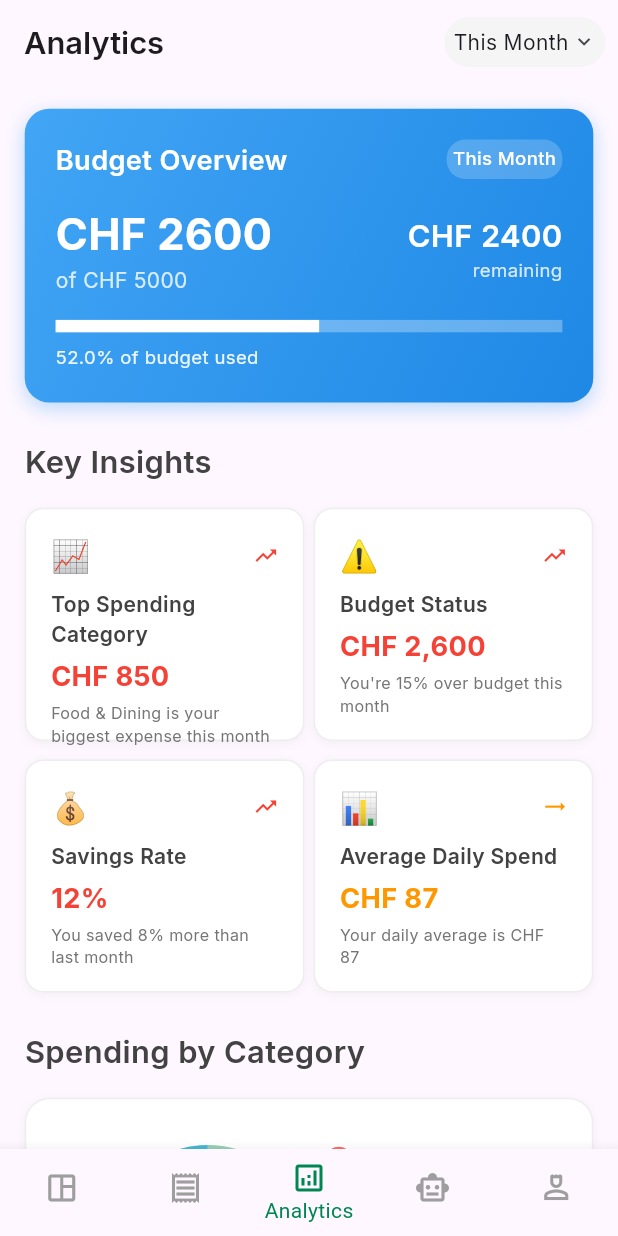
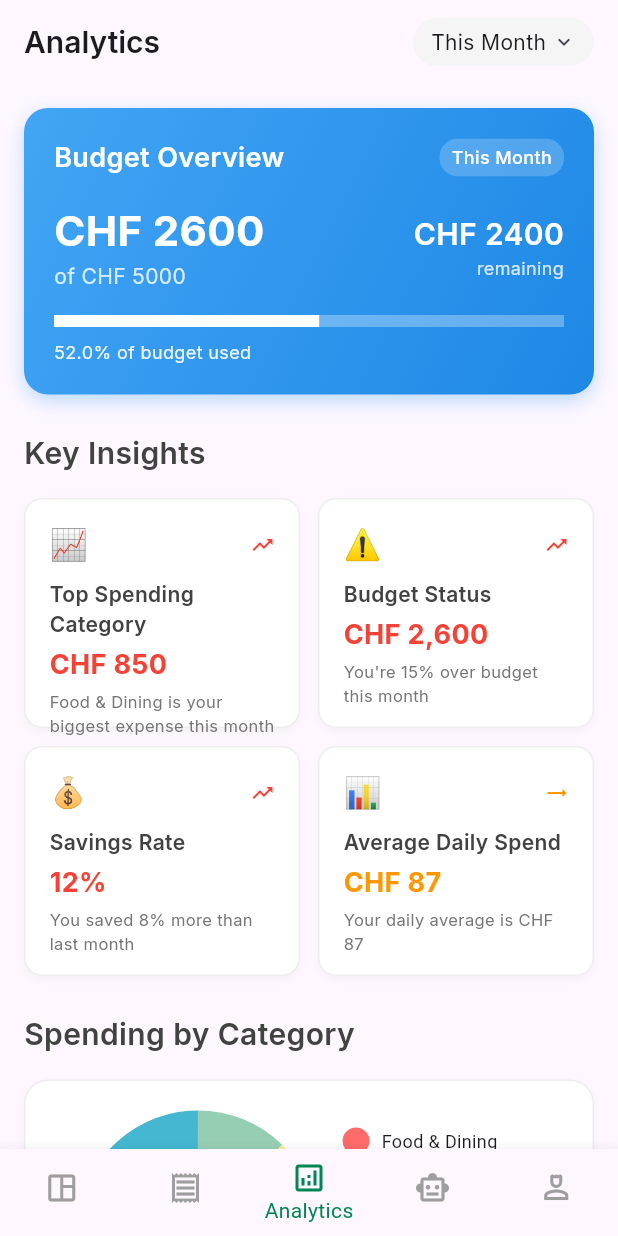
Before and after one commit to aalia61204/start-hack, a Flutter app: the screen it shows after launch, item 3 of the bottom bar chosen, on a phone screen of 412 x 824 dp. Run offline on Flutter 3.47's test engine with Material 3 defaults, Android fonts, the phone set to English and light mode, and no system bars; drawn by our look-alikes of pie_chart; our stand-ins replace google_fonts, responsive_sizer; accounts and stored records are empty; network calls fail.

Commit message:
feat(profile): some changes

```diff
--- a/lib/pages/analytics_page.dart
+++ b/lib/pages/analytics_page.dart
@@ -1,7 +1,6 @@
 import 'package:flutter/material.dart';
 import 'package:google_fonts/google_fonts.dart';
 import 'package:pie_chart/pie_chart.dart';
-import 'package:responsive_sizer/responsive_sizer.dart';
 import '../features/analytics/analytics_models.dart';
 
 class AnalyticsPage extends StatefulWidget {
@@ -28,7 +27,7 @@
         title: Text(
           'Analytics',
           style: GoogleFonts.inter(
-            fontSize: 2.5.h,
+            fontSize: 20,
             fontWeight: FontWeight.w600,
           ),
         ),
@@ -47,21 +46,21 @@
               const PopupMenuItem(value: 'This Year', child: Text('This Year')),
             ],
             child: Container(
-              margin: EdgeInsets.only(right: 2.w),
-              padding: EdgeInsets.symmetric(horizontal: 1.5.w, vertical: 0.8.h),
+              margin: const EdgeInsets.only(right: 16),
+              padding: const EdgeInsets.symmetric(horizontal: 12, vertical: 6),
               decoration: BoxDecoration(
                 color: Colors.grey[100],
-                borderRadius: BorderRadius.circular(2.5.h),
+                borderRadius: BorderRadius.circular(20),
               ),
               child: Row(
                 mainAxisSize: MainAxisSize.min,
                 children: [
                   Text(
                     _selectedPeriod,
-                    style: GoogleFonts.inter(fontSize: 1.7.h),
+                    style: GoogleFonts.inter(fontSize: 14),
                   ),
-                  SizedBox(width: 0.5.w),
-                  Icon(Icons.keyboard_arrow_down, size: 2.h),
+                  const SizedBox(width: 4),
+                  const Icon(Icons.keyboard_arrow_down, size: 16),
                 ],
               ),
             ),
@@ -69,25 +68,25 @@
         ],
       ),
       body: SingleChildScrollView(
-        padding: EdgeInsets.all(2.h),
+        padding: const EdgeInsets.all(16.0),
         child: Column(
           crossAxisAlignment: CrossAxisAlignment.start,
           children: [
             // Budget Overview Card
             _buildBudgetOverviewCard(),
-            SizedBox(height: 3.h),
+            const SizedBox(height: 24),
 
             // Insights Section
             _buildInsightsSection(),
-            SizedBox(height: 3.h),
+            const SizedBox(height: 24),
 
             // Spending Categories Chart
             _buildSpendingCategoriesChart(),
-            SizedBox(height: 3.h),
+            const SizedBox(height: 24),
 
             // Monthly Trend Chart
             _buildMonthlyTrendChart(),
-            SizedBox(height: 3.h),
+            const SizedBox(height: 24),
 
             // Category Breakdown List
             _buildCategoryBreakdownList(),
@@ -102,7 +101,7 @@
     final isOverBudget = budgetUsed > 1.0;
 
     return Container(
-      padding: EdgeInsets.all(2.5.h),
+      padding: const EdgeInsets.all(20),
       decoration: BoxDecoration(
         gradient: LinearGradient(
           colors: isOverBudget
@@ -111,12 +110,12 @@
           begin: Alignment.topLeft,
           end: Alignment.bottomRight,
         ),
-        borderRadius: BorderRadius.circular(2.h),
+        borderRadius: BorderRadius.circular(16),
         boxShadow: [
           BoxShadow(
             color: (isOverBudget ? Colors.red : Colors.blue).withOpacity(0.3),
-            blurRadius: 1.2.h,
-            offset: Offset(0, 0.5.h),
+            blurRadius: 10,
+            offset: const Offset(0, 4),
           ),
         ],
       ),
@@ -130,28 +129,28 @@
                 'Budget Overview',
                 style: GoogleFonts.inter(
                   color: Colors.white,
-                  fontSize: 2.2.h,
+                  fontSize: 18,
                   fontWeight: FontWeight.w600,
                 ),
               ),
               Container(
-                padding: EdgeInsets.symmetric(horizontal: 1.w, vertical: 0.5.h),
+                padding: const EdgeInsets.symmetric(horizontal: 8, vertical: 4),
                 decoration: BoxDecoration(
                   color: Colors.white.withOpacity(0.2),
-                  borderRadius: BorderRadius.circular(1.5.h),
+                  borderRadius: BorderRadius.circular(12),
                 ),
                 child: Text(
                   _selectedPeriod,
                   style: GoogleFonts.inter(
                     color: Colors.white,
-                    fontSize: 1.5.h,
+                    fontSize: 12,
                     fontWeight: FontWeight.w500,
                   ),
                 ),
               ),
             ],
           ),
-          SizedBox(height: 2.h),
+          const SizedBox(height: 16),
           Row(
             mainAxisAlignment: MainAxisAlignment.spaceBetween,
             children: [
@@ -162,7 +161,7 @@
                     'CHF ${_analyticsData.totalSpent.toStringAsFixed(0)}',
                     style: GoogleFonts.inter(
                       color: Colors.white,
-                      fontSize: 3.5.h,
+                      fontSize: 28,
                       fontWeight: FontWeight.bold,
                     ),
                   ),
@@ -170,7 +169,7 @@
                     'of CHF ${_analyticsData.monthlyBudget.toStringAsFixed(0)}',
                     style: GoogleFonts.inter(
                       color: Colors.white.withOpacity(0.8),
-                      fontSize: 1.7.h,
+                      fontSize: 14,
                     ),
                   ),
                 ],
@@ -182,7 +181,7 @@
                     'CHF ${_analyticsData.budgetRemaining.toStringAsFixed(0)}',
                     style: GoogleFonts.inter(
                       color: Colors.white,
-                      fontSize: 2.5.h,
+                      fontSize: 20,
                       fontWeight: FontWeight.w600,
                     ),
                   ),
@@ -190,26 +189,26 @@
                     'remaining',
                     style: GoogleFonts.inter(
                       color: Colors.white.withOpacity(0.8),
-                      fontSize: 1.5.h,
+                      fontSize: 12,
                     ),
                   ),
                 ],
               ),
             ],
           ),
-          SizedBox(height: 2.h),
+          const SizedBox(height: 16),
           LinearProgressIndicator(
             value: budgetUsed.clamp(0.0, 1.0),
             backgroundColor: Colors.white.withOpacity(0.3),
             valueColor: const AlwaysStoppedAnimation<Color>(Colors.white),
-            minHeight: 1.h,
+            minHeight: 8,
           ),
-          SizedBox(height: 1.h),
+          const SizedBox(height: 8),
           Text(
             '${(budgetUsed * 100).toStringAsFixed(1)}% of budget used',
             style: GoogleFonts.inter(
               color: Colors.white.withOpacity(0.9),
-              fontSize: 1.5.h,
+              fontSize: 12,
             ),
           ),
         ],
@@ -224,20 +223,20 @@
         Text(
           'Key Insights',
           style: GoogleFonts.inter(
-            fontSize: 2.5.h,
+            fontSize: 20,
             fontWeight: FontWeight.w600,
             color: Colors.grey[800],
           ),
         ),
-        SizedBox(height: 2.h),
+        const SizedBox(height: 16),
         GridView.builder(
           shrinkWrap: true,
           physics: const NeverScrollableScrollPhysics(),
-          gridDelegate: SliverGridDelegateWithFixedCrossAxisCount(
+          gridDelegate: const SliverGridDelegateWithFixedCrossAxisCount(
             crossAxisCount: 2,
             childAspectRatio: 1.2,
-            crossAxisSpacing: 1.5.w,
-            mainAxisSpacing: 1.5.h,
+            crossAxisSpacing: 12,
+            mainAxisSpacing: 12,
           ),
           itemCount: _analyticsData.insights.length,
           itemBuilder: (context, index) {
@@ -263,16 +262,16 @@
     }
 
     return Container(
-      padding: EdgeInsets.all(2.h),
+      padding: const EdgeInsets.all(16),
       decoration: BoxDecoration(
         color: Colors.white,
-        borderRadius: BorderRadius.circular(1.5.h),
+        borderRadius: BorderRadius.circular(12),
         border: Border.all(color: Colors.grey[200]!),
         boxShadow: [
           BoxShadow(
             color: Colors.grey.withOpacity(0.1),
-            blurRadius: 0.5.h,
-            offset: Offset(0, 0.2.h),
+            blurRadius: 4,
+            offset: const Offset(0, 2),
           ),
         ],
       ),
@@ -283,7 +282,7 @@
             children: [
               Text(
                 insight.icon,
-                style: TextStyle(fontSize: 2.5.h),
+                style: const TextStyle(fontSize: 20),
               ),
               const Spacer(),
               Icon(
@@ -293,33 +292,33 @@
                     ? Icons.trending_down
                     : Icons.trending_flat,
                 color: trendColor,
-                size: 2.h,
+                size: 16,
               ),
             ],
           ),
-          SizedBox(height: 1.h),
+          const SizedBox(height: 8),
           Text(
             insight.title,
             style: GoogleFonts.inter(
-              fontSize: 1.7.h,
+              fontSize: 14,
               fontWeight: FontWeight.w600,
               color: Colors.grey[800],
             ),
           ),
-          SizedBox(height: 0.5.h),
+          const SizedBox(height: 4),
           Text(
             insight.value,
             style: GoogleFonts.inter(
-              fontSize: 2.2.h,
+              fontSize: 18,
               fontWeight: FontWeight.bold,
               color: trendColor,
             ),
           ),
-          SizedBox(height: 0.5.h),
+          const SizedBox(height: 4),
           Text(
             insight.description,
             style: GoogleFonts.inter(
-              fontSize: 1.3.h,
+              fontSize: 11,
               color: Colors.grey[600],
             ),
             maxLines: 2,
@@ -346,41 +345,41 @@
         Text(
           'Spending by Category',
           style: GoogleFonts.inter(
-            fontSize: 2.5.h,
+            fontSize: 20,
             fontWeight: FontWeight.w600,
             color: Colors.grey[800],
           ),
         ),
-        SizedBox(height: 2.h),
+        const SizedBox(height: 16),
         Container(
-          padding: EdgeInsets.all(2.5.h),
+          padding: const EdgeInsets.all(20),
           decoration: BoxDecoration(
             color: Colors.white,
-            borderRadius: BorderRadius.circular(2.h),
+            borderRadius: BorderRadius.circular(16),
             border: Border.all(color: Colors.grey[200]!),
             boxShadow: [
               BoxShadow(
                 color: Colors.grey.withOpacity(0.1),
-                blurRadius: 0.5.h,
-                offset: Offset(0, 0.2.h),
+                blurRadius: 4,
+                offset: const Offset(0, 2),
               ),
             ],
           ),
           child: PieChart(
             dataMap: dataMap,
             animationDuration: const Duration(milliseconds: 800),
-            chartLegendSpacing: 4.w,
-            chartRadius: 30.w,
+            chartLegendSpacing: 32,
+            chartRadius: MediaQuery.of(context).size.width / 3.2,
             colorList: colorList,
             initialAngleInDegree: 0,
             chartType: ChartType.ring,
-            ringStrokeWidth: 4.w,
-            legendOptions: LegendOptions(
+            ringStrokeWidth: 32,
+            legendOptions: const LegendOptions(
               showLegendsInRow: false,
               legendPosition: LegendPosition.right,
               showLegends: true,
               legendShape: BoxShape.circle,
-              legendTextStyle: TextStyle(fontSize: 1.5.h),
+              legendTextStyle: TextStyle(fontSize: 12),
             ),
             chartValuesOptions: const ChartValuesOptions(
               showChartValueBackground: true,
@@ -402,24 +401,24 @@
         Text(
           'Monthly Spending Trend',
           style: GoogleFonts.inter(
-            fontSize: 2.5.h,
+            fontSize: 20,
             fontWeight: FontWeight.w600,
             color: Colors.grey[800],
           ),
         ),
-        SizedBox(height: 2.h),
+        const SizedBox(height: 16),
         Container(
-          height: 25.h,
-          padding: EdgeInsets.all(2.5.h),
+          height: 200,
+          padding: const EdgeInsets.all(20),
           decoration: BoxDecoration(
             color: Colors.white,
-            borderRadius: BorderRadius.circular(2.h),
+            borderRadius: BorderRadius.circular(16),
             border: Border.all(color: Colors.grey[200]!),
             boxShadow: [
               BoxShadow(
                 color: Colors.grey.withOpacity(0.1),
-                blurRadius: 0.5.h,
-                offset: Offset(0, 0.2.h),
+                blurRadius: 4,
+                offset: const Offset(0, 2),
               ),
             ],
           ),
@@ -438,31 +437,31 @@
       mainAxisAlignment: MainAxisAlignment.spaceEvenly,
       crossAxisAlignment: CrossAxisAlignment.end,
       children: _analyticsData.monthlyData.map((data) {
-        final height = (data.amount / maxAmount) * 15.h;
+        final height = (data.amount / maxAmount) * 120;
         return Column(
           mainAxisAlignment: MainAxisAlignment.end,
           children: [
             Text(
               'CHF ${data.amount.toStringAsFixed(0)}',
               style: GoogleFonts.inter(
-                fontSize: 1.2.h,
+                fontSize: 10,
                 color: Colors.grey[600],
               ),
             ),
-            SizedBox(height: 0.5.h),
+            const SizedBox(height: 4),
             Container(
-              width: 4.w,
+              width: 30,
               height: height,
               decoration: BoxDecoration(
                 color: Colors.blue[400],
-                borderRadius: BorderRadius.circular(0.5.h),
+                borderRadius: BorderRadius.circular(4),
               ),
             ),
-            SizedBox(height: 1.h),
+            const SizedBox(height: 8),
             Text(
               data.month,
               style: GoogleFonts.inter(
-                fontSize: 1.5.h,
+                fontSize: 12,
                 fontWeight: FontWeight.w500,
                 color: Colors.grey[700],
               ),
@@ -480,46 +479,46 @@
         Text(
           'Category Breakdown',
           style: GoogleFonts.inter(
-            fontSize: 2.5.h,
+            fontSize: 20,
             fontWeight: FontWeight.w600,
             color: Colors.grey[800],
           ),
         ),
-        SizedBox(height: 2.h),
+        const SizedBox(height: 16),
         ..._analyticsData.categories.map((category) {
           final percentage = (category.amount / _analyticsData.totalSpent) * 100;
           return Container(
-            margin: EdgeInsets.only(bottom: 1.5.h),
-            padding: EdgeInsets.all(2.h),
+            margin: const EdgeInsets.only(bottom: 12),
+            padding: const EdgeInsets.all(16),
             decoration: BoxDecoration(
               color: Colors.white,
-              borderRadius: BorderRadius.circular(1.5.h),
+              borderRadius: BorderRadius.circular(12),
               border: Border.all(color: Colors.grey[200]!),
               boxShadow: [
                 BoxShadow(
                   color: Colors.grey.withOpacity(0.1),
-                  blurRadius: 0.5.h,
-                  offset: Offset(0, 0.2.h),
+                  blurRadius: 4,
+                  offset: const Offset(0, 2),
                 ),
               ],
             ),
             child: Row(
               children: [
                 Container(
-                  width: 5.h,
-                  height: 5.h,
+                  width: 40,
+                  height: 40,
                   decoration: BoxDecoration(
                     color: Color(int.parse(category.color.replaceAll('#', '0xFF'))).withOpacity(0.1),
-                    borderRadius: BorderRadius.circular(1.h),
+                    borderRadius: BorderRadius.circular(8),
                   ),
                   child: Center(
                     child: Text(
                       category.icon,
-                      style: TextStyle(fontSize: 2.5.h),
+                      style: const TextStyle(fontSize: 20),
                     ),
                   ),
                 ),
-                SizedBox(width: 2.w),
+                const SizedBox(width: 16),
                 Expanded(
                   child: Column(
                     crossAxisAlignment: CrossAxisAlignment.start,
@@ -527,16 +526,16 @@
                       Text(
                         category.name,
                         style: GoogleFonts.inter(
-                          fontSize: 2.h,
+                          fontSize: 16,
                           fontWeight: FontWeight.w600,
                           color: Colors.grey[800],
                         ),
                       ),
-                      SizedBox(height: 0.5.h),
+                      const SizedBox(height: 4),
                       Text(
                         '${percentage.toStringAsFixed(1)}% of total spending',
                         style: GoogleFonts.inter(
-                          fontSize: 1.5.h,
+                          fontSize: 12,
                           color: Colors.grey[600],
                         ),
                       ),
@@ -546,7 +545,7 @@
                 Text(
                   'CHF ${category.amount.toStringAsFixed(0)}',
                   style: GoogleFonts.inter(
-                    fontSize: 2.h,
+                    fontSize: 16,
                     fontWeight: FontWeight.bold,
                     color: Colors.grey[800],
                   ),
```
Also changed, not shown: lib/pages/ai_chat_page.dart (+6 -6 lines), lib/pages/home_page.dart (+23 -91 lines).
